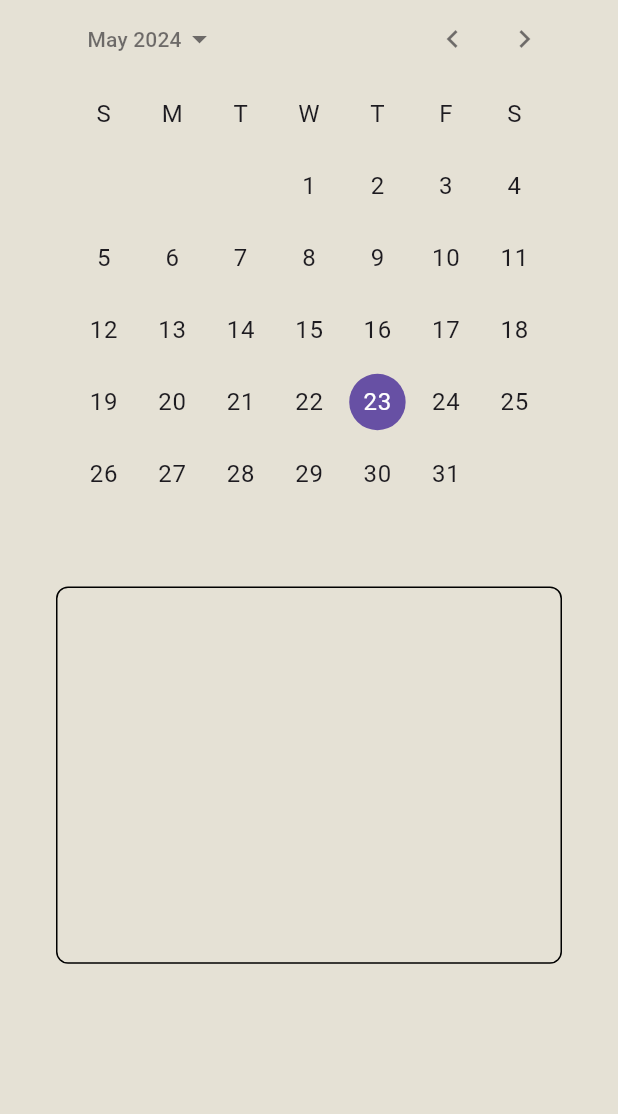
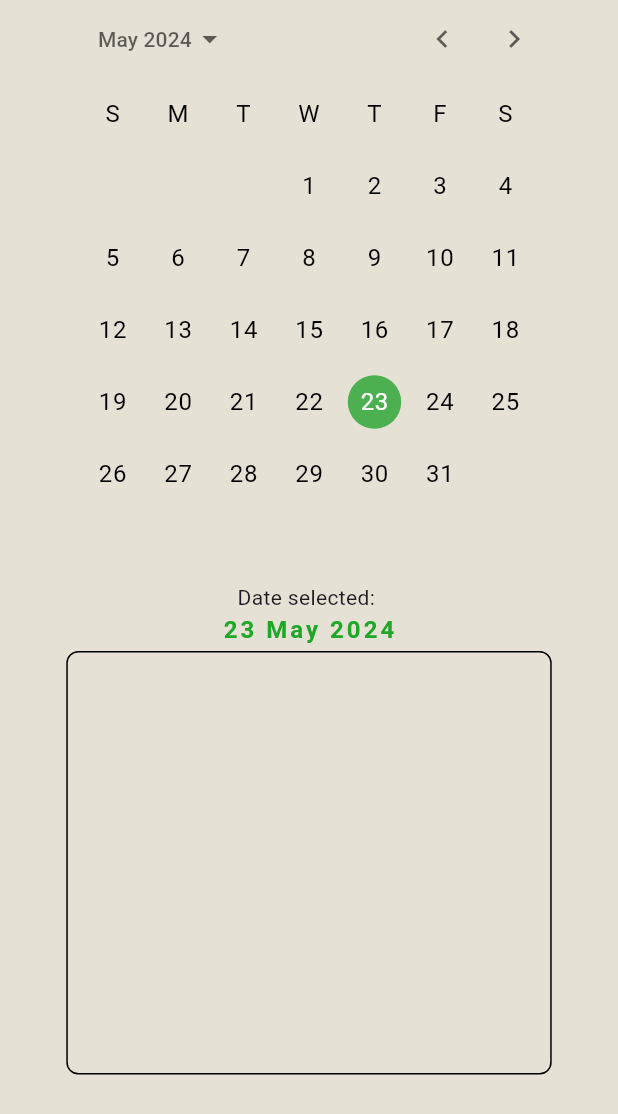
Before and after one commit to LeciLorenc/Flashcard, a Flutter app: the CalendarWidget screen opened directly, on a phone screen of 412 x 824 dp. Shown: the top 1114 px of the screen. Run offline on Flutter 3.47's test engine with Material 3 defaults, Android fonts, the phone set to English and light mode, and no system bars; our stand-ins replace cloud_firestore, firebase_auth, firebase_core, firebase_storage, flutter_bloc, flutter_markdown and 3 more; missing offline and left inert: country_flags; accounts and stored records are empty; Roboto replaces fonts that are missing (OpenSans).

Commit message:
Minor features (test of the colors, change api still not working )

```diff
--- a/lib/ChatGPT_services/model-view/api_service.dart
+++ b/lib/ChatGPT_services/model-view/api_service.dart
@@ -5,8 +5,7 @@ import 'package:http/http.dart' as http;
 
 class ApiService {
   static const String BASE_URL = "https://api.openai.com/v1";
-  static const String API_KEY = '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';
-  //static const String API_KEY = 'sk-ahahahhah';
+  static const String API_KEY = 'sk-proj-blXqo4xboTptYlbGB7z1T3BlbkFJpd7FTgHpf5YybvGWvqjN';
 
 
   static Future<String> sendMessageToChatGPT(String message) async {
--- a/lib/calendar_and_recap/calendar/calendar.dart
+++ b/lib/calendar_and_recap/calendar/calendar.dart
@@ -1,5 +1,7 @@
 import 'package:flashcard/calendar_and_recap/pastErrors/model/newObject.dart';
 import 'package:flashcard/calendar_and_recap/pastErrors/storage/NewFilters.dart';
+import 'package:flashcard/calendar_and_recap/pastErrors/storage/utilitiesStorage.dart';
+import 'package:flashcard/pages/home_page/home_page.dart';
 import 'package:flutter/material.dart';
 
 import 'CustomPlayedListItem.dart';
@@ -27,17 +29,6 @@ class _CalendarWidgetState extends State<CalendarWidget> {
     });
   }
 
-  /*PlayedDeck calculatePlayedItem(int index)
-  {
-    int indexToUse = UtilitiesStorage.calculatePlayedListWithOnlyDate(_selectedDate).length-1-index;
-    return UtilitiesStorage.calculatePlayedListWithOnlyDate(_selectedDate)[indexToUse];
-  }
-  List<IncorrectItem> calculateErrors(PlayedDeck playedItem)
-  {
-    return UtilitiesStorage.calculateNumberOfErrors(playedItem.time, _selectedDate ,playedItem.subject, playedItem.deck);
-  }
-*/
-
   List<NewObject> calculateListOfPlayed()
   {
      return NewFiltersStorage.calculatePlayedListWithOnlyDate(_selectedDate);
@@ -46,65 +37,68 @@ class _CalendarWidgetState extends State<CalendarWidget> {
 
   @override
   Widget build(BuildContext context) {
+    if(MediaQuery.of(context).orientation == Orientation.portrait) {
       return Scaffold(
-      body: Column(
-        children: [
-          ConstrainedBox(
-            constraints:  BoxConstraints(
-              maxWidth: MediaQuery.of(context).size.width / 1.2,
-              maxHeight: MediaQuery.of(context).size.height / 1,
-            ),
-              child: DatePickerWidget(
-                initialDate: _selectedDate,
-                onDateChanged: _updateSelectedDate,
+        body: Theme(
+          data: Theme.of(context).copyWith(
+            colorScheme: const ColorScheme.light(
+              primary: Colors.green, // Set the color for the selected date
             ),
           ),
-          Center(
-
-              /*child: ConstrainedBox(
-                constraints:  BoxConstraints(
-                  maxWidth: MediaQuery.of(context).size.width / 1.2,
-                  maxHeight: MediaQuery.of(context).size.height / 3.2,
-                ),
-                child: Container(
-                  margin: const EdgeInsets.all(3.0),
-                  decoration: BoxDecoration(
-                    border: Border.all(width: 1.0, color: Colors.black),
-                    borderRadius: BorderRadius.circular(8.0),
-                  ),
-                  child: SingleChildScrollView(
-                    child: Padding(
-                      padding: const EdgeInsets.all(2.0),
           child: Column(
             children: [
-                          SizedBox(
-                            height: MediaQuery.of(context).size.height / 2,
-                            child: ListView.builder(
-                              itemCount: UtilitiesStorage.calculatePlayedListWithOnlyDate(_selectedDate).length,
-                              itemBuilder: (context, index) {
-                                final playedItem = calculatePlayedItem(index);
-                                return CustomPlayedListItem(
-                                  item: playedItem,
-                                  numberOfErrors: calculateErrors(playedItem),
-                                );
-                              },
-                            ),
-                          ),
-
+              buildCalendarPicker(  MediaQuery.of(context).size.width *0.8,
+                                    MediaQuery.of(context).size.height * 0.5),
+              buildDate(),
+              buildListOfFilteredSavings( MediaQuery.of(context).size.width *0.8,
+                                          MediaQuery.of(context).size.height *0.35),
             ],
           ),
         ),
+      );
+    }
+    else
+    {
+      return Scaffold(
+        body: Theme(
+          data: Theme.of(context).copyWith(
+            colorScheme: const ColorScheme.light(
+              primary: Colors.green, // Set the color for the selected date
             ),
           ),
+          child: Row(
+            children: [
+              Column(
+                mainAxisAlignment: MainAxisAlignment.center,
+                children: [
+                  buildCalendarPicker(MediaQuery.of(context).size.width *0.3,
+                                      MediaQuery.of(context).size.height * 0.9),
+                ],
               ),
+              Column(
+                children: [
+                  buildDate(),
+                  buildListOfFilteredSavings(
+                                  HomePage.expanded ?  MediaQuery.of(context).size.width *0.4
+                                                    :   MediaQuery.of(context).size.width *0.6,
+                                  MediaQuery.of(context).size.height *0.8),
+                ],
               ),
             ],
           ),
-    );*/
+        ),
+      );
+    }
+  }
+
+
+  Widget buildListOfFilteredSavings(double width, double height)
+  {
+    return Center(
       child: ConstrainedBox(
         constraints:  BoxConstraints(
-                maxWidth: MediaQuery.of(context).size.width / 1.2,
-                maxHeight: MediaQuery.of(context).size.height / 3.2,
+          maxWidth: width,
+          maxHeight: height,
         ),
         child: Container(
           margin: const EdgeInsets.all(3.0),
@@ -136,9 +130,38 @@ class _CalendarWidgetState extends State<CalendarWidget> {
           ),
         ),
       ),
+    );
+  }
+
+
+  Widget buildCalendarPicker(double width, double height)
+  {
+    return ConstrainedBox(
+      constraints:  BoxConstraints(
+        maxWidth: width,
+        maxHeight: height,
       ),
-        ],
+      child: DatePickerWidget(
+        initialDate: _selectedDate,
+        onDateChanged: _updateSelectedDate,
       ),
     );
   }
+
+  Widget buildDate()
+  {
+    String dateWithWords = UtilitiesStorage.fromDateFormatToDateWithWords(_selectedDate);
+    return Column(
+      children: [
+        const Text("Date selected: "),
+        Text(dateWithWords,
+          style: const TextStyle(
+                        fontSize: 16.0,
+                        fontWeight: FontWeight.bold,
+                        letterSpacing: 2.0,
+                        color: Color.fromARGB(232, 11, 161, 23),
+            ),),
+      ],
+    );
   }
+}
--- a/lib/calendar_and_recap/pastErrors/storage/utilitiesStorage.dart
+++ b/lib/calendar_and_recap/pastErrors/storage/utilitiesStorage.dart
@@ -43,6 +43,11 @@ class UtilitiesStorage
     return finalDate;
   }
 
+  static String fromDateFormatToDateWithWords(DateTime dateTime)
+  {
+    final DateFormat formatter = DateFormat('d MMMM yyyy');
+    return formatter.format(dateTime);
+  }
 
 
 
--- a/lib/pages/home_page/subject_selection.dart
+++ b/lib/pages/home_page/subject_selection.dart
@@ -52,7 +52,7 @@ class SubjectSelection extends StatelessWidget {
               HomePage.bodyContent = EssentialWidgets.subject;
             },
             icon: subject.icon,
-            title: subject.name,
+            title: subject.name.length>25? '${subject.name.substring(0,25)}...' : subject.name,
             expanded: expanded,
             selected: context.read<SubjectBloc>().state.subject == subject,
           ),
```
Also changed, not shown: lib/calendar_and_recap/historyErrorList/CustomErrorListItem.dart (+36 -29 lines), lib/calendar_and_recap/historyErrorList/historyError.dart (+65 -11 lines), lib/pages/home_page/home_page.dart (+60 -7 lines), 1 other file. Lines whose indentation alone changed are shown as unchanged.
